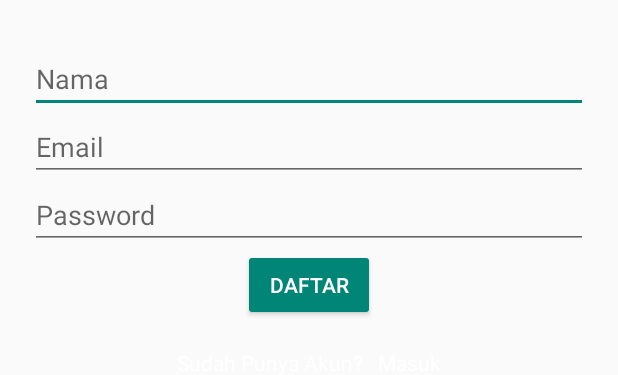
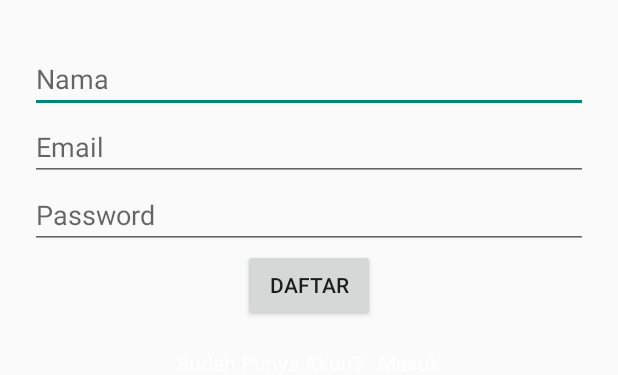
Before and after one commit to handharbeni/GoPrayAndroid, an Android app: the layout register.xml on its own in the app's theme, with its tools: preview values and no code run, on a phone screen of 412 x 824 dp, the part 402-777 px from its top. Run offline under Robolectric (Android 15) with nearby library versions, the phone set to English and light mode, and no system bars; plain views replace MaterialEditText.

Commit message:
Update Timeline

```diff
--- a/app/src/main/res/layout/login.xml
+++ b/app/src/main/res/layout/login.xml
@@ -9,7 +9,7 @@
         android:paddingLeft="20dp"
         android:paddingRight="20dp"
         android:layout_width="wrap_content"
-        android:layout_height="wrap_content"
+        android:layout_height="700dp"
         android:orientation="vertical">
         <ImageView
             android:id="@+id/imageView"
--- a/app/src/main/res/layout/register.xml
+++ b/app/src/main/res/layout/register.xml
@@ -9,7 +9,7 @@
         android:paddingLeft="20dp"
         android:paddingRight="20dp"
         android:layout_width="wrap_content"
-        android:layout_height="wrap_content"
+        android:layout_height="700dp"
         android:orientation="vertical">
         <ImageView
             android:id="@+id/imageView"
@@ -30,7 +30,7 @@
             android:layout_below="@+id/imageView"
             android:layout_alignParentLeft="true"
             android:layout_alignParentStart="true"
-            android:id="@+id/txtNama" />
+            android:id="@+id/txtDNama" />
         <com.rengwuxian.materialedittext.MaterialEditText
             app:met_baseColor="@android:color/white"
             android:layout_width="match_parent"
@@ -38,8 +38,8 @@
             android:hint="@string/email"
             app:met_floatingLabel="normal"
             android:inputType="textEmailAddress"
-            android:id="@+id/txtEmail"
-            android:layout_below="@+id/txtNama"
+            android:id="@+id/txtDEmail"
+            android:layout_below="@+id/txtDNama"
             android:layout_alignParentLeft="true"
             android:layout_alignParentStart="true" />
 
@@ -50,18 +50,18 @@
             android:hint="@string/password"
             app:met_floatingLabel="normal"
             android:inputType="textPassword"
-            android:id="@+id/txtPassword"
-            android:layout_below="@+id/txtEmail"
+            android:id="@+id/txtDPassword"
+            android:layout_below="@+id/txtDEmail"
             android:layout_alignParentLeft="true"
             android:layout_alignParentStart="true" />
 
         <Button
             android:id="@+id/btnSignup"
-            style="@style/Widget.AppCompat.Button.Colored"
+            style="@style/Widget.AppCompat.Button"
             android:layout_width="wrap_content"
             android:layout_height="wrap_content"
             android:text="@string/signup"
-            android:layout_below="@+id/txtPassword"
+            android:layout_below="@+id/txtDPassword"
             android:layout_centerHorizontal="true" />
 
         <RelativeLayout
--- a/app/src/main/res/values/strings.xml
+++ b/app/src/main/res/values/strings.xml
@@ -15,6 +15,7 @@
     <string name="prosesLogin">Proses Login..</string>
     <string name="prosesDaftar">Proses Daftar..</string>
     <string name="signupSuccess">Daftar Berhasil!!</string>
+    <string name="signupFailed">Gagal Daftar</string>
     <string name="askaccount">Belum Punya Akun?</string>
     <string name="asklogin">Sudah Punya Akun?</string>
     <string name="sholat">Sholat</string>
```
Also changed, not shown: app/src/main/java/mhandharbeni/illiyin/gopraymurid/Fragment/aktivitas/AddSholat.java (+62 -7 lines), app/src/main/java/mhandharbeni/illiyin/gopraymurid/MainActivity.java (+12 -11 lines), app/src/main/res/layout/fragment_setting.xml (+17 -13 lines), 17 other files.
